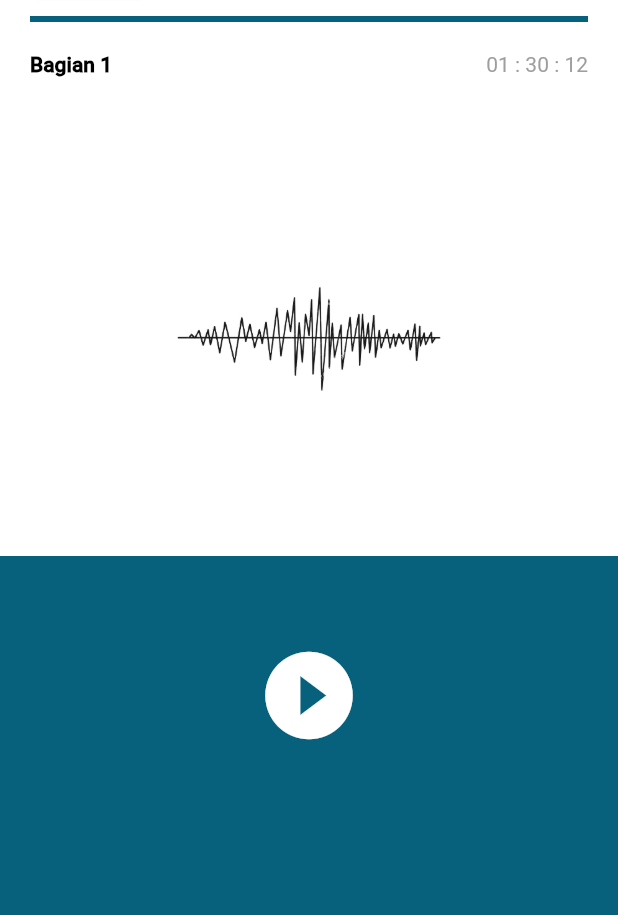
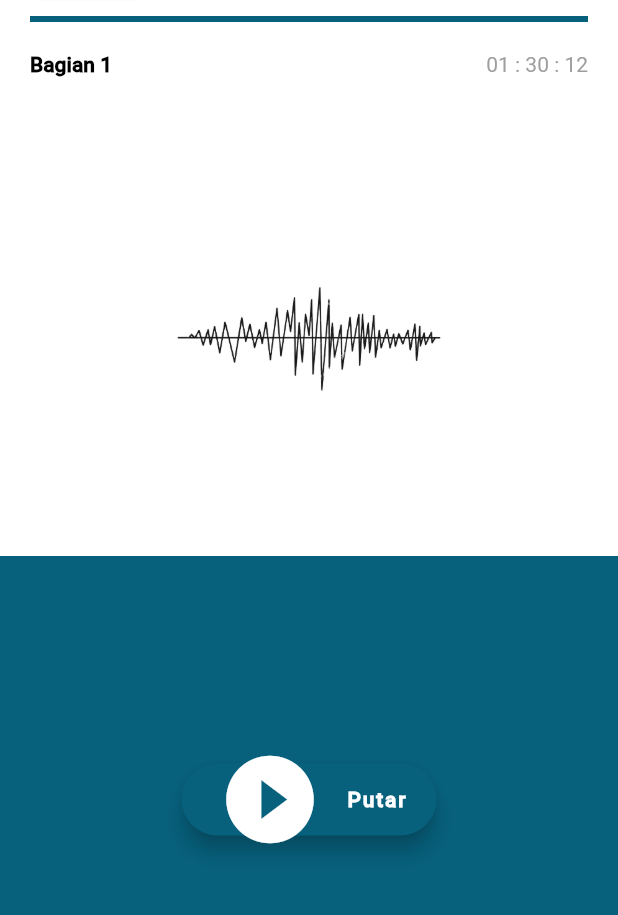
Before and after one commit to risaaugusta/smartbraille, a Flutter app: the detailPodcast screen opened by its route, after a tap on "Bagian 1", on a phone screen of 412 x 824 dp, the part 134-1049 px from its top. Run offline on Flutter 3.47's test engine with Material 2 defaults, Android fonts, the phone set to English and light mode, and no system bars; our stand-ins replace audioplayers.

Commit message:
initial commit

```diff
--- a/lib/Page/Podcast/bindo/bagian1.dart
+++ b/lib/Page/Podcast/bindo/bagian1.dart
@@ -135,7 +135,7 @@ class _BindoBagian1State extends State<BindoBagian1> {
               //   },
               // ),
               Container(
-                height: MediaQuery.of(context).size.height/3,
+                height: MediaQuery.of(context).size.height/3, //100
                 color: Theme.of(context).colorScheme.primary,
                 padding: EdgeInsets.only(top: 50),
                 child: Center(
--- a/lib/Page/Podcast/detail_podcast_pkn.dart
+++ b/lib/Page/Podcast/detail_podcast_pkn.dart
@@ -9,7 +9,12 @@ import 'package:smartbraille/Page/Podcast/pkn/bagian2.dart';
 class detailPodcast extends StatelessWidget {
   const detailPodcast({Key? key}) : super(key: key);
   static const nameRoute = '/detailPodcast'; //optional onal
-
+  static const int _current = 0;
+  static const List<String> img = [
+    'Bagian 1',
+    'Bagian 2',
+    'Bagian 3',
+  ];
   @override
   Widget build(BuildContext context) {
     return Scaffold(
@@ -64,6 +69,12 @@ class detailPodcast extends StatelessWidget {
                       itemCount: 10,
                       scrollDirection: Axis.horizontal,
                       itemBuilder: (context, index) => Container(
+                            decoration: BoxDecoration(
+                              image: DecorationImage(
+                                image: AssetImage('assets/images/podcast.png'),
+                                fit: BoxFit.cover,
+                              ),
+                            ),
                             height: 100,
                             width: 300,
                             margin: EdgeInsets.fromLTRB(20, 30, 20, 30),
@@ -89,12 +100,32 @@ class detailPodcast extends StatelessWidget {
                                   }
                                 },
                                 child: Text(
-                                  ("Bagian ${index+1}"),
+                                  ("Bagian ${index+1}"),style: TextStyle(
+                                  fontWeight: FontWeight.w600,
+                                  color: Colors.white,
+                                  fontSize: 20,
+                                ),
                                 ),
                               ),
                             ),
-                            color: Theme.of(context).colorScheme.primary,
+                            // color: Theme.of(context).colorScheme.primary,
                           )),
+                ),
+                Row(
+                  mainAxisAlignment: MainAxisAlignment.center,
+                  children: img.map((url){
+                    int index = 0 + 1;
+                    return Container(
+                      width: 8,
+                      height: 8,
+                      margin: EdgeInsets.symmetric(vertical: 10, horizontal: 3),
+                      decoration: BoxDecoration(
+                          shape: BoxShape.circle,
+                          color: _current == index
+                              ?  Color(0xFF07617D) : Colors.grey
+                      ),
+                    );
+                  }).toList(),
                 )
               ],
             ),
--- a/lib/Page/Podcast/pkn/bagian1.dart
+++ b/lib/Page/Podcast/pkn/bagian1.dart
@@ -139,9 +139,18 @@ class _Bagian1State extends State<Bagian1> {
                 color: Theme.of(context).colorScheme.primary,
                 padding: EdgeInsets.only(top: 50),
                 child: Center(
-                  child: Column(
-                    children: [
-                      IconButton(
+                    child: FloatingActionButton.extended(
+                      heroTag: "btn4",
+                      onPressed: () async {
+                        if (isPlaying){
+                          await audioPlayer.pause();
+                        }else{
+                          String url = 'assets/audio/alfatihah.mp3';
+                          await audioPlayer.play(url);
+                        }
+                      },
+                      backgroundColor: Theme.of(context).colorScheme.primary,
+                      icon: IconButton(
                         iconSize: 70,
                         icon: Icon( isPlaying ? Icons.pause :
                         Icons.play_circle_fill,
@@ -156,10 +165,28 @@ class _Bagian1State extends State<Bagian1> {
                           }
                         },
                       ),
-                    ],
-                  ),
+                      label: isPlaying ?
+                      Text(
+                          ("Berhenti"),
+                          textAlign: TextAlign.center,
+                          style: TextStyle(
+                              color: Colors.white,
+                              fontSize: 14,
+                              fontWeight: FontWeight.bold
+                          )
+                      ) : Text(
+                          ("Putar"),
+                          textAlign: TextAlign.center,
+                          style: TextStyle(
+                              color: Colors.white,
+                              fontSize: 14,
+                              fontWeight: FontWeight.bold
+                          )
+                      ),
+                    )
                 ),
-              )
+              ),
+
             ],
           ),
         ),
```
Also changed, not shown: lib/Page/Podcast/detail_podcast_bindo.dart (+34 -4 lines).
